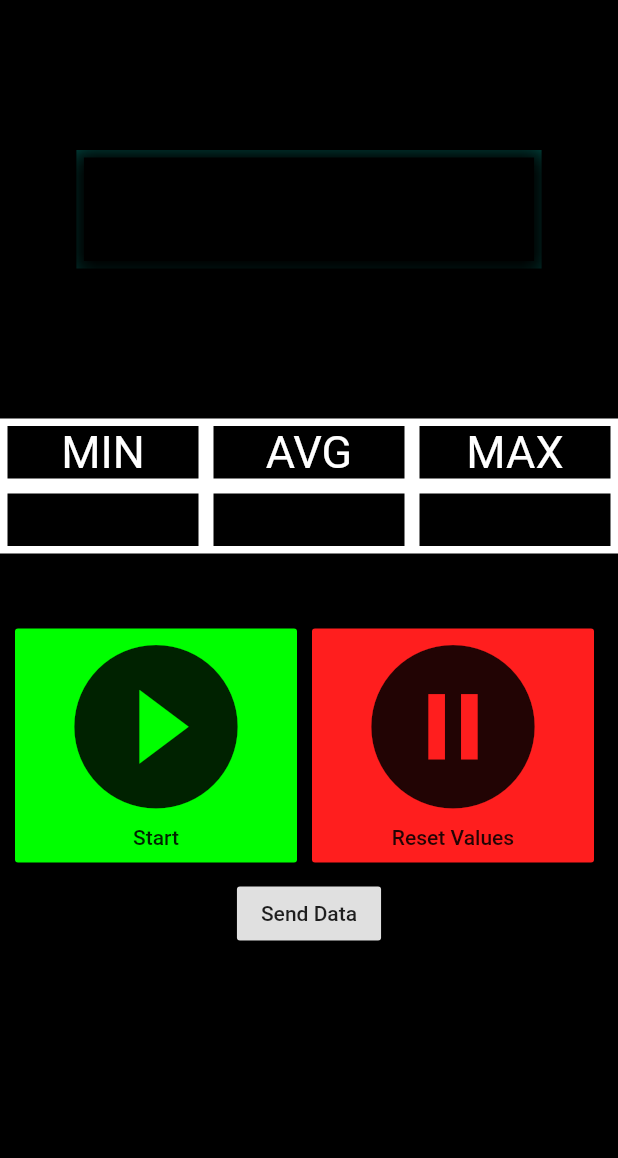
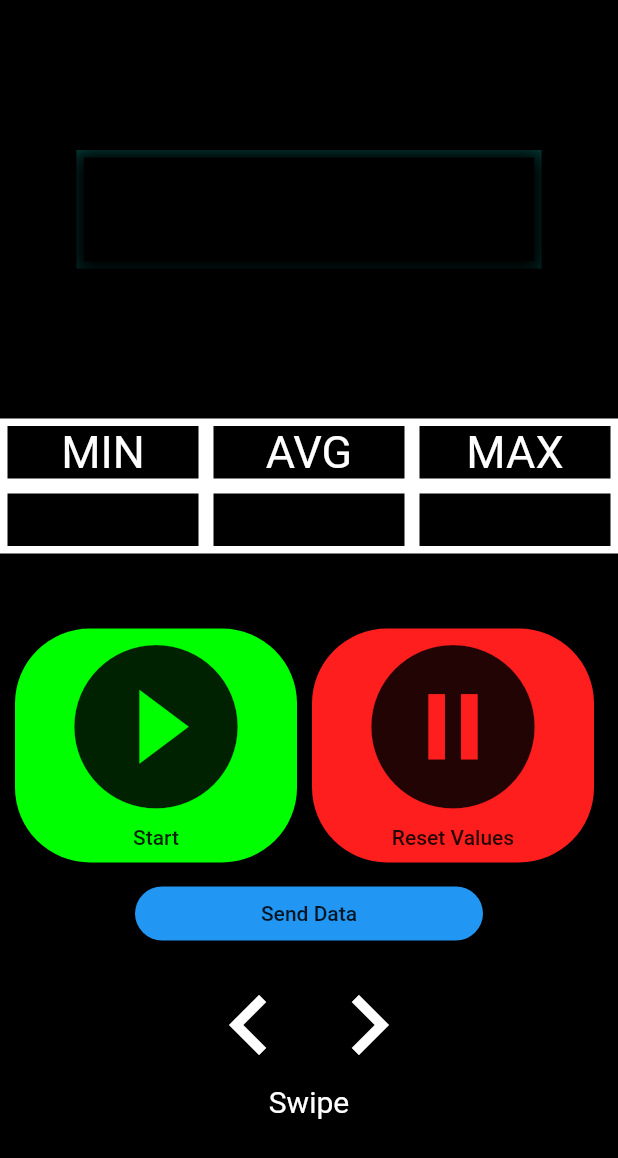
Before and after one commit to CodeWizrd001/EVS_front, a Flutter app: the Magnet screen opened by its route, on a phone screen of 412 x 824 dp. Shown: the top 1158 px of the screen. Run offline on Flutter 3.47's test engine with Material 2 defaults, Android fonts, the phone set to English and light mode, and no system bars; our stand-ins replace charts_flutter, device_info; missing offline and left inert: country_code, firebase_admob, flutter_sensors, flutter_sim_country_code, random_color; accounts and stored records are empty; network calls fail; statements that could not run were skipped.

Commit message:
UI design

```diff
--- a/lib/pages/magnet.dart
+++ b/lib/pages/magnet.dart
@@ -106,7 +106,9 @@ class _MagnetState extends State<Magnet> {
 
   Widget getSendButton() {
     return RaisedButton(
-      child: Text("Send Data"),
+      shape: RoundedRectangleBorder(borderRadius: BorderRadius.circular(100)),
+      color: Colors.blue,
+      child: Container(width: 200, child: Center(child: Text("Send Data"))),
       onPressed: () async {
         if (min > max)
           return showDialog<void>(
@@ -287,6 +289,8 @@ class _MagnetState extends State<Magnet> {
                       height: 20,
                     ),
                     RaisedButton(
+                      shape: RoundedRectangleBorder(
+                          borderRadius: BorderRadius.circular(50)),
                       color: started
                           ? Color.fromRGBO(30, 255, 30, 1)
                           : Color.fromRGBO(255, 30, 30, 1),
@@ -421,6 +425,23 @@ class _MagnetState extends State<Magnet> {
                       height: 5,
                     ),
                     getSendButton(),
+                    Row(
+                      mainAxisAlignment: MainAxisAlignment.center,
+                      children: <Widget>[
+                        Icon(
+                          Icons.chevron_left,
+                          size: 80,
+                        ),
+                        Icon(
+                          Icons.chevron_right,
+                          size: 80,
+                        ),
+                      ],
+                    ),
+                    Text(
+                      "Swipe",
+                      style: TextStyle(fontSize: 20),
+                    ),
                   ],
                 ),
               ),
@@ -571,6 +592,8 @@ class _MagnetState extends State<Magnet> {
               width: 10,
             ),
             RaisedButton(
+              shape: RoundedRectangleBorder(
+                  borderRadius: BorderRadius.circular(50)),
               color: Color.fromRGBO(0, 255, 0, 1),
               child: Container(
                 decoration: BoxDecoration(
@@ -596,6 +619,8 @@ class _MagnetState extends State<Magnet> {
               width: 10,
             ),
             RaisedButton(
+              shape: RoundedRectangleBorder(
+                  borderRadius: BorderRadius.circular(50)),
               color: Color.fromRGBO(255, 30, 30, 1),
               child: Container(
                 width: MediaQuery.of(context).size.width / 2 - 50,
@@ -622,6 +647,28 @@ class _MagnetState extends State<Magnet> {
           height: 10,
         ),
         getSendButton(),
+        SizedBox(
+          height: 10,
+        ),
+        Row(
+          mainAxisAlignment: MainAxisAlignment.center,
+          children: <Widget>[
+            Icon(
+              Icons.chevron_left,
+              size: 80,
+              color: Colors.white,
+            ),
+            Icon(
+              Icons.chevron_right,
+              size: 80,
+              color: Colors.white,
+            ),
+          ],
+        ),
+        Text(
+          "Swipe",
+          style: TextStyle(color: Colors.white, fontSize: 20),
+        ),
       ],
     );
   }
```
Also changed, not shown: lib/main.dart (+30 -11 lines), lib/pages/previous.dart (+9 -3 lines).
